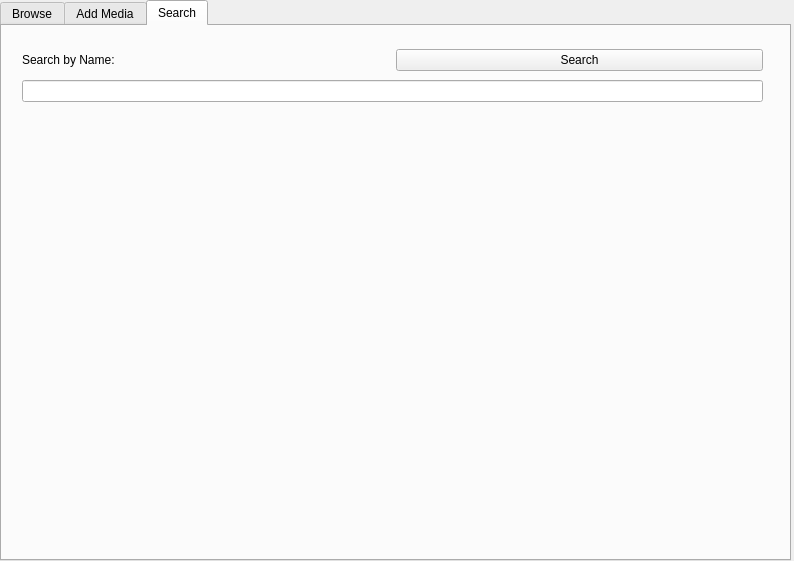
Qt form main_window.ui (CristianoNicoletti/Programming-Project) before a commit.
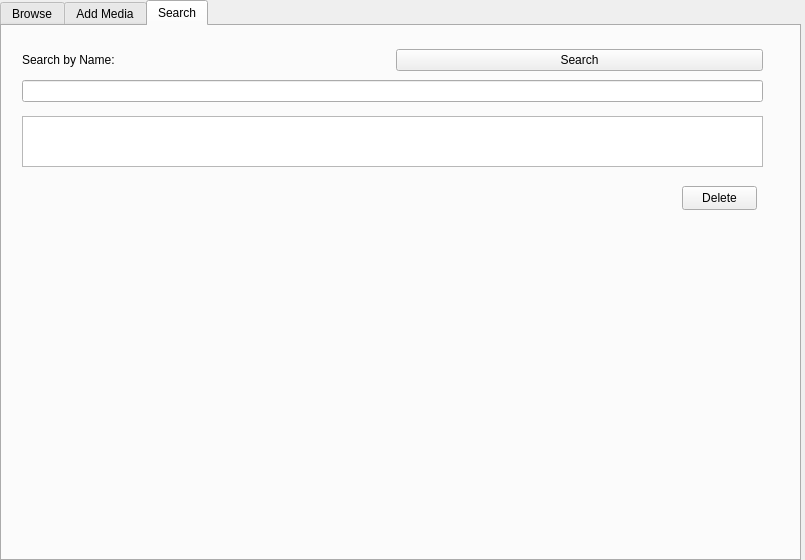
The same form after that commit. The open tabs and pages were chosen to show the change.

Commit message: added a list and delete btn

```diff
--- a/main_window.ui
+++ b/main_window.ui
@@ -6,8 +6,8 @@
    <rect>
     <x>0</x>
     <y>0</y>
-    <width>794</width>
-    <height>561</height>
+    <width>805</width>
+    <height>560</height>
    </rect>
   </property>
   <property name="windowTitle">
@@ -18,7 +18,7 @@
     <rect>
      <x>0</x>
      <y>0</y>
-     <width>791</width>
+     <width>801</width>
      <height>561</height>
     </rect>
    </property>
@@ -248,6 +248,29 @@
       </item>
      </layout>
     </widget>
+    <widget class="QListWidget" name="search_result_list">
+     <property name="geometry">
+      <rect>
+       <x>20</x>
+       <y>90</y>
+       <width>741</width>
+       <height>51</height>
+      </rect>
+     </property>
+    </widget>
+    <widget class="QPushButton" name="delete_btn">
+     <property name="geometry">
+      <rect>
+       <x>680</x>
+       <y>160</y>
+       <width>75</width>
+       <height>24</height>
+      </rect>
+     </property>
+     <property name="text">
+      <string>Delete</string>
+     </property>
+    </widget>
    </widget>
   </widget>
  </widget>
```
Left out of the diff: 16 changed lines with no effect on the pictures. Lines whose indentation alone changed are shown as unchanged. The commit also changes 1 other file.
